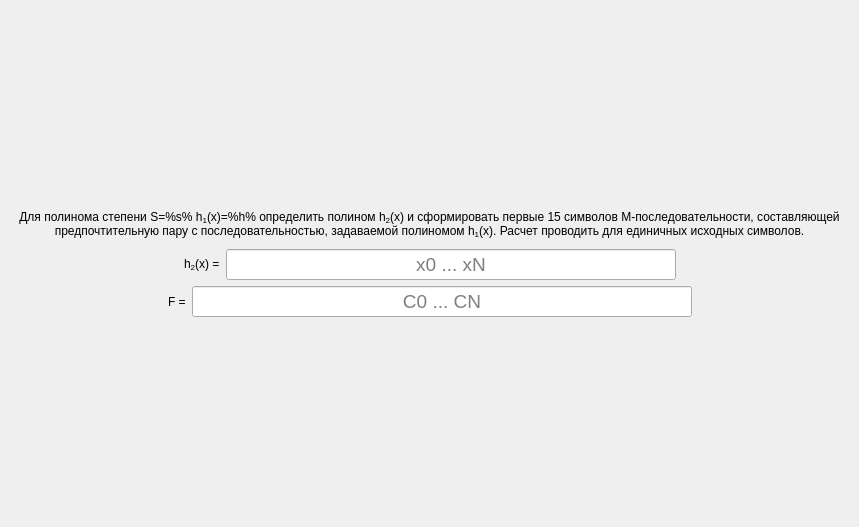
Before: the Qt Designer form task/screentask5.ui in bukhmastov/fpsp, drawn with Qt 5.
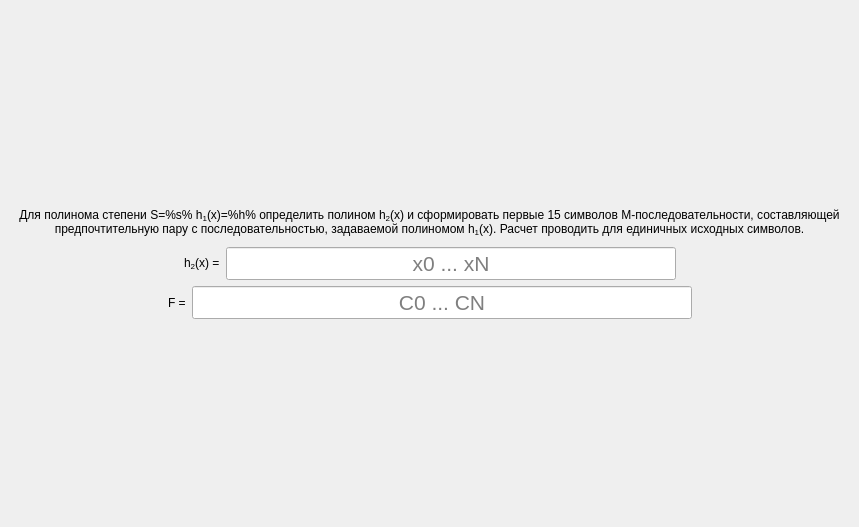
After: the same form once the commit is applied.

Diff of the .ui file:
```diff
--- a/task/screentask5.ui
+++ b/task/screentask5.ui
@@ -114,9 +114,16 @@
          </property>
          <property name="font">
           <font>
-           <pointsize>14</pointsize>
+           <family>MS Shell Dlg 2</family>
+           <pointsize>16</pointsize>
+           <weight>9</weight>
+           <italic>false</italic>
+           <bold>false</bold>
           </font>
          </property>
+         <property name="styleSheet">
+          <string>font: 75 16pt &quot;MS Shell Dlg 2&quot;;</string>
+         </property>
          <property name="maxLength">
           <number>7</number>
          </property>
@@ -184,9 +191,16 @@
          </property>
          <property name="font">
           <font>
-           <pointsize>14</pointsize>
+           <family>MS Shell Dlg 2</family>
+           <pointsize>16</pointsize>
+           <weight>9</weight>
+           <italic>false</italic>
+           <bold>false</bold>
           </font>
          </property>
+         <property name="styleSheet">
+          <string>font: 75 16pt &quot;MS Shell Dlg 2&quot;;</string>
+         </property>
          <property name="maxLength">
           <number>15</number>
          </property>
```
Left out of the diff: 6 changed lines with no effect on the pictures.
